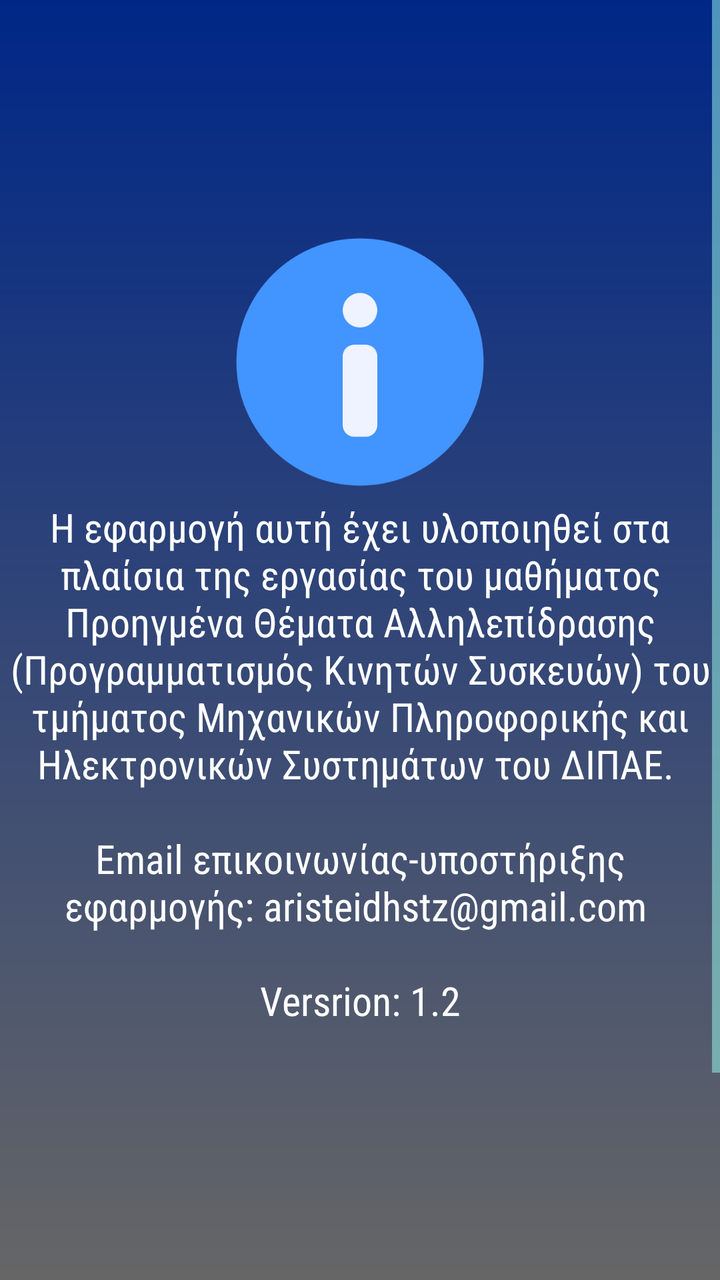
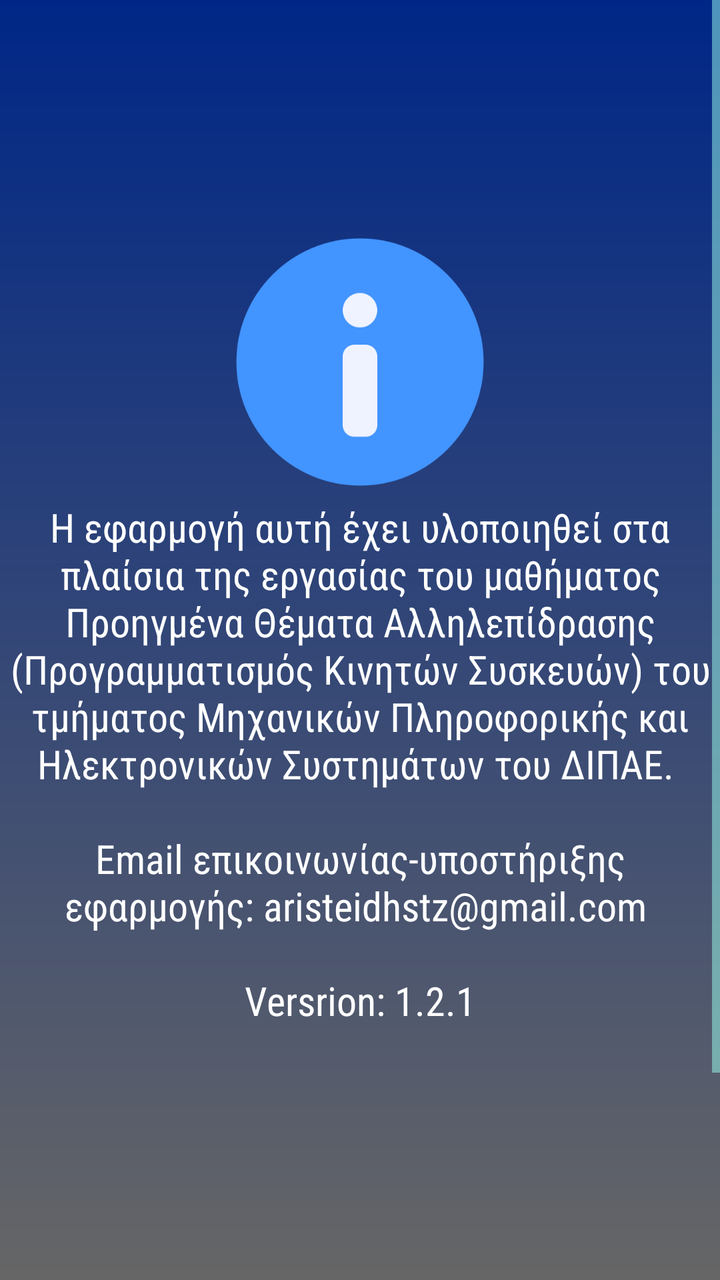

Before-and-after screenshots of an Android layout around one commit, followed by the original layout XML and the change that was made.
<!-- AndroidManifest.xml: application theme Theme.Ergasia -->
<!-- res/layout/fragment_about.xml -->
<?xml version="1.0" encoding="utf-8"?>
<ScrollView
    xmlns:android="http://schemas.android.com/apk/res/android"
    xmlns:app="http://schemas.android.com/apk/res-auto"
    android:layout_width="match_parent"
    android:background="@drawable/background"
    android:scaleType="centerCrop"
    android:layout_height="match_parent"
    >
    <androidx.constraintlayout.widget.ConstraintLayout

        android:layout_width="match_parent"
        android:layout_height="match_parent"
        >

        <TextView
            android:id="@+id/textView10"
            android:layout_width="wrap_content"
            android:layout_height="wrap_content"
            android:layout_marginTop="250dp"
            android:layout_marginBottom="250dp"
            android:fontFamily="sans-serif-condensed"
            android:text="Η εφαρμογή αυτή έχει υλοποιηθεί στα πλαίσια της εργασίας του μαθήματος Προηγμένα Θέματα Αλληλεπίδρασης (Προγραμματισμός Κινητών Συσκευών) του τμήματος Μηχανικών Πληροφορικής και Ηλεκτρονικών Συστημάτων του ΔΙΠΑΕ. \n\nEmail επικοινωνίας-υποστήριξης εφαρμογής: aristeidhstz@gmail.com \n\nVersrion: 1.2"
            android:textAlignment="center"
            android:textColor="#FFFFFF"
            android:textSize="20dp"
            app:layout_constraintBottom_toBottomOf="parent"
            app:layout_constraintEnd_toEndOf="parent"
            app:layout_constraintStart_toStartOf="parent"
            app:layout_constraintTop_toTopOf="parent" />

        <ImageView
            android:id="@+id/imageNoData"
            android:layout_width="164dp"
            android:layout_height="138dp"
            app:layout_constraintBottom_toTopOf="@+id/textView10"
            app:layout_constraintEnd_toEndOf="parent"
            app:layout_constraintStart_toStartOf="parent"
            app:srcCompat="@drawable/info" />

    </androidx.constraintlayout.widget.ConstraintLayout>
</ScrollView>
<!-- resources referenced by this layout -->
<resources>
  <!-- drawable background (drawable) -->
  <?xml version="1.0" encoding="utf-8"?>
  <shape xmlns:android="http://schemas.android.com/apk/res/android"
      android:shape="rectangle" >
  
      <gradient
          android:angle="90"
          android:endColor="@color/blue_menu"
          android:startColor="#666666"
          android:type="linear" />
  
  </shape>
  <!-- drawable info: png bitmap (drawable, 13766 bytes) -->
  <style name="Theme.Ergasia" parent="Theme.MaterialComponents.Light.DarkActionBar">
          
          <item name="colorPrimary">@color/blue_menu</item>
          <item name="colorPrimaryVariant">@color/black</item>
          <item name="colorOnPrimary">@color/black</item>
          
          <item name="colorSecondary">@color/blue_menu</item>
          <item name="colorSecondaryVariant">@color/black</item>
          <item name="colorOnSecondary">@color/black</item>
          
          <item name="android:statusBarColor">@android:color/transparent</item>
          <item name="android:navigationBarColor">@android:color/transparent</item>
          <item name="android:forceDarkAllowed" tools:targetApi="q">false</item>
          <item name="android:windowLayoutInDisplayCutoutMode" tools:targetApi="p">shortEdges</item>
      </style>
  <color name="blue_menu">#002787</color>
  <color name="black">#FF000000</color>
</resources>

<!-- the commit's change to res/layout/fragment_about.xml (unified diff, before → after) -->
@@ -20,7 +20,7 @@
             android:layout_marginTop="250dp"
             android:layout_marginBottom="250dp"
             android:fontFamily="sans-serif-condensed"
-            android:text="Η εφαρμογή αυτή έχει υλοποιηθεί στα πλαίσια της εργασίας του μαθήματος Προηγμένα Θέματα Αλληλεπίδρασης (Προγραμματισμός Κινητών Συσκευών) του τμήματος Μηχανικών Πληροφορικής και Ηλεκτρονικών Συστημάτων του ΔΙΠΑΕ. \n\nEmail επικοινωνίας-υποστήριξης εφαρμογής: aristeidhstz@gmail.com \n\nVersrion: 1.2"
+            android:text="Η εφαρμογή αυτή έχει υλοποιηθεί στα πλαίσια της εργασίας του μαθήματος Προηγμένα Θέματα Αλληλεπίδρασης (Προγραμματισμός Κινητών Συσκευών) του τμήματος Μηχανικών Πληροφορικής και Ηλεκτρονικών Συστημάτων του ΔΙΠΑΕ. \n\nEmail επικοινωνίας-υποστήριξης εφαρμογής: aristeidhstz@gmail.com \n\nVersrion: 1.2.1"
             android:textAlignment="center"
             android:textColor="#FFFFFF"
             android:textSize="20dp"
